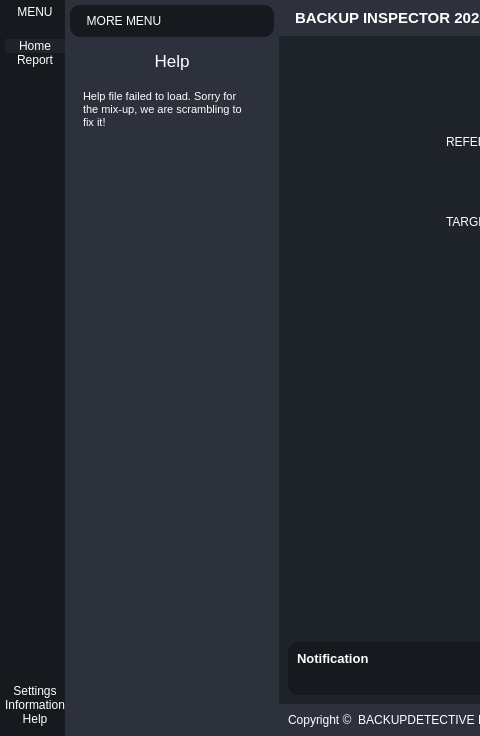
Adillwma/BackupInspector, file interface.ui: the form before one commit; both pictures show x 0 to 480 and y 0 to 736 of the 1136 by 736 pixel window.
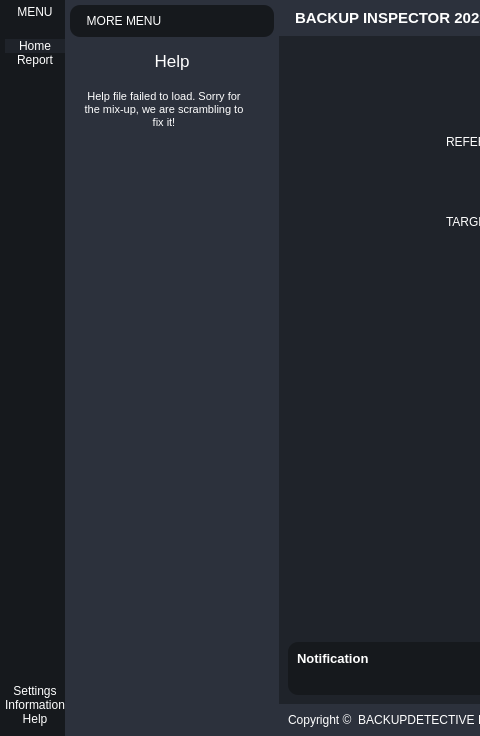
The form after the commit. The open tabs and pages were chosen to show the change. Icons and pictures are not drawn.

Patch:
```diff
--- a/interface.ui
+++ b/interface.ui
@@ -773,7 +773,10 @@
 &lt;html&gt;&lt;head&gt;&lt;meta name=&quot;qrichtext&quot; content=&quot;1&quot; /&gt;&lt;style type=&quot;text/css&quot;&gt;
 p, li { white-space: pre-wrap; }
 &lt;/style&gt;&lt;/head&gt;&lt;body style=&quot; font-family:'MS Shell Dlg 2'; font-size:8.25pt; font-weight:400; font-style:normal;&quot;&gt;
-&lt;p style=&quot; margin-top:0px; margin-bottom:0px; margin-left:0px; margin-right:0px; -qt-block-indent:0; text-indent:0px;&quot;&gt;Help file failed to load. Sorry for the mix-up, we are scrambling to fix it!&lt;/p&gt;&lt;/body&gt;&lt;/html&gt;</string>
+&lt;p align=&quot;center&quot; style=&quot; margin-top:0px; margin-bottom:0px; margin-left:0px; margin-right:0px; -qt-block-indent:0; text-indent:0px;&quot;&gt;Help file failed to load. Sorry for the mix-up, we are scrambling to fix it!&lt;/p&gt;&lt;/body&gt;&lt;/html&gt;</string>
+                      </property>
+                      <property name="textInteractionFlags">
+                       <set>Qt::LinksAccessibleByMouse|Qt::TextSelectableByMouse</set>
                       </property>
                      </widget>
                     </item>
```
Left out of the diff: 7 changed lines with no effect on the pictures.
